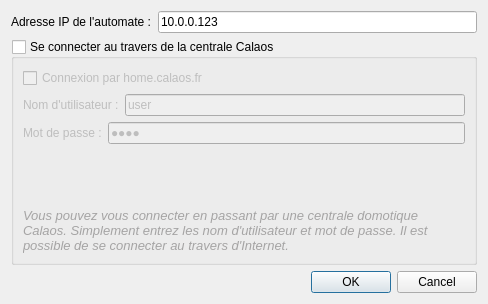
First picture: the form in data/dialogconnect.ui, repository calaos/calaos_installer, before the edit.
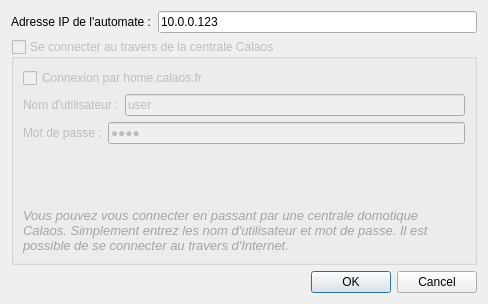
Second picture: the form after the edit.

```diff
--- a/data/dialogconnect.ui
+++ b/data/dialogconnect.ui
@@ -40,6 +40,9 @@
    </item>
    <item>
     <widget class="QGroupBox" name="groupProxy">
+     <property name="enabled">
+      <bool>false</bool>
+     </property>
      <property name="sizePolicy">
       <sizepolicy hsizetype="Preferred" vsizetype="MinimumExpanding">
        <horstretch>0</horstretch>
```
